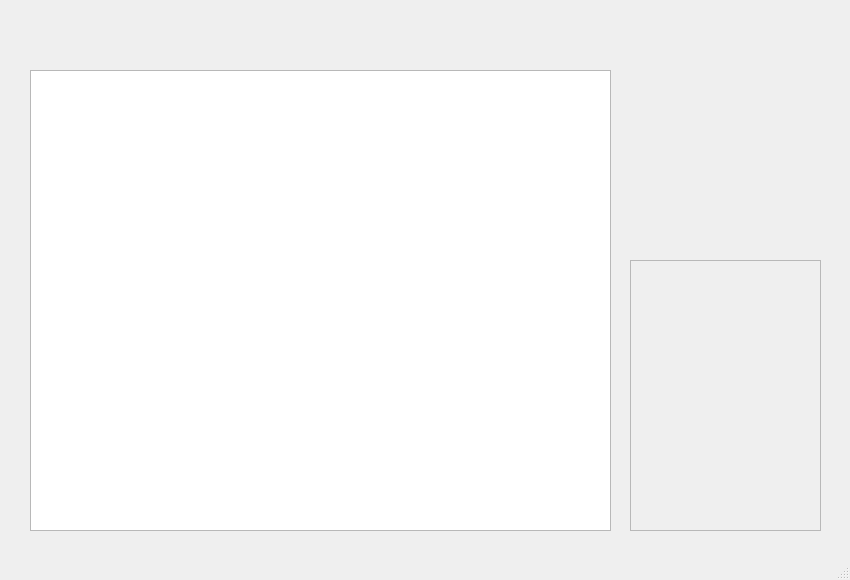
First picture: the form in peakspeakspeaks.ui, repository zfja/PeaksPeaksPeaks, before the edit.
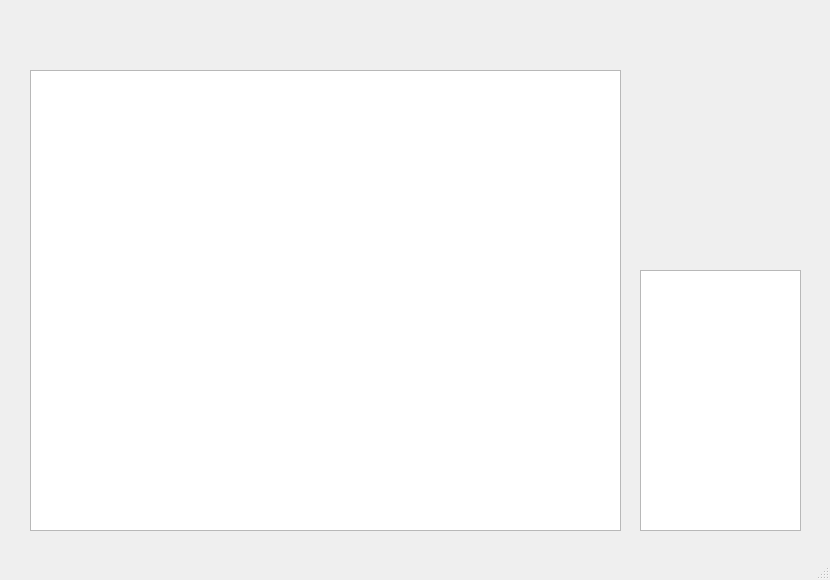
Second picture: the form after the edit.

What changed in the file:
```diff
--- a/peakspeakspeaks.ui
+++ b/peakspeakspeaks.ui
@@ -6,7 +6,7 @@
    <rect>
     <x>0</x>
     <y>0</y>
-    <width>850</width>
+    <width>830</width>
     <height>580</height>
    </rect>
   </property>
@@ -19,33 +19,20 @@
      <rect>
       <x>30</x>
       <y>70</y>
-      <width>581</width>
+      <width>591</width>
       <height>461</height>
      </rect>
     </property>
    </widget>
-   <widget class="QScrollArea" name="scrollArea">
+   <widget class="QListWidget" name="listWidget">
     <property name="geometry">
      <rect>
-      <x>630</x>
-      <y>260</y>
-      <width>191</width>
-      <height>271</height>
+      <x>640</x>
+      <y>270</y>
+      <width>161</width>
+      <height>261</height>
      </rect>
     </property>
-    <property name="widgetResizable">
-     <bool>true</bool>
-    </property>
-    <widget class="QWidget" name="scrollAreaWidgetContents">
-     <property name="geometry">
-      <rect>
-       <x>0</x>
-       <y>0</y>
-       <width>189</width>
-       <height>269</height>
-      </rect>
-     </property>
-    </widget>
    </widget>
   </widget>
   <widget class="QMenuBar" name="menubar">
```
Left out of the diff: 2 changed lines with no effect on the pictures.
